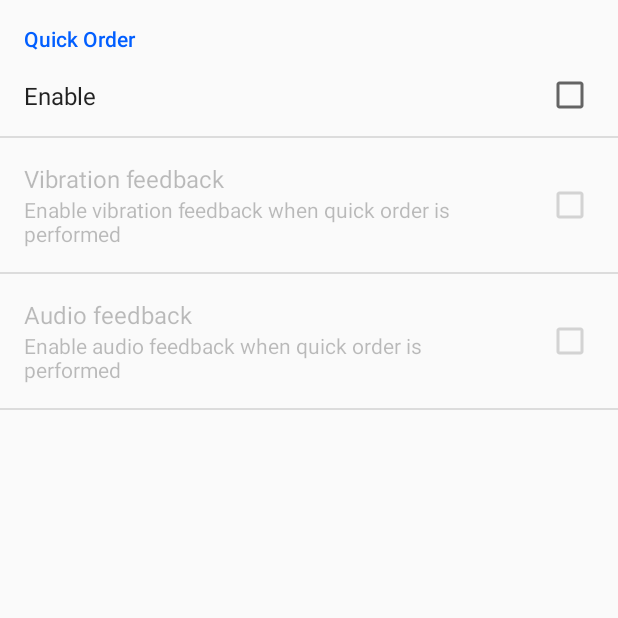
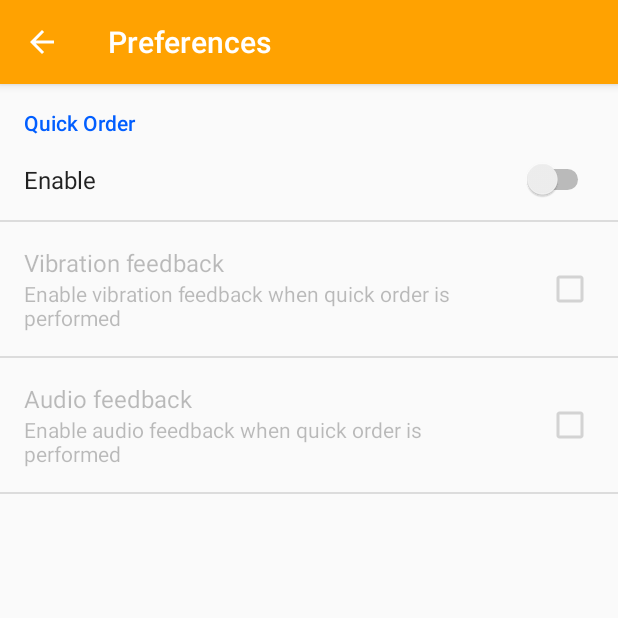
Before and after one commit to mcgo-ihm/android-native, an Android app: the screen it shows after launch (UserSettingsActivity), after a tap on "Preferences", on a phone screen of 412 x 824 dp, the top half of it. Run offline under Robolectric (Android 15) with nearby library versions, the phone set to English and light mode, and no system bars.

Commit message:
Preferences are now persistent; The shake is functional; The vibration feedback is functional;

```diff
--- /dev/null
+++ b/McGo/app/src/main/java/fr/polytech/si5/mcgo/QuickOrderActivity.java
@@ -0,0 +1,90 @@
+package fr.polytech.si5.mcgo;
+
+import android.content.Context;
+import android.content.SharedPreferences;
+import android.hardware.Sensor;
+import android.hardware.SensorManager;
+import android.os.Build;
+import android.os.Bundle;
+import android.os.Vibrator;
+import android.support.design.widget.Snackbar;
+import android.support.v7.app.AppCompatActivity;
+import android.view.ViewGroup;
+
+import fr.polytech.si5.mcgo.data.Sensors;
+import fr.polytech.si5.mcgo.data.UserSettings;
+import fr.polytech.si5.mcgo.sensors.ShakeDetector;
+
+public abstract class QuickOrderActivity extends AppCompatActivity {
+
+    private SharedPreferences prefs;
+    private SensorManager mSensorManager;
+    private Sensor mAccelerometer;
+    private ShakeDetector mShakeDetector;
+    private Vibrator mVibrator;
+
+    @Override
+    protected void onCreate(Bundle savedInstanceState) {
+        super.onCreate(savedInstanceState);
+        prefs = getSharedPreferences(UserSettings.USER_PREFERENCES, MODE_MULTI_PROCESS);
+
+        // Set up the shake sensor.
+        mSensorManager = (SensorManager) getSystemService(Context.SENSOR_SERVICE);
+        mAccelerometer = mSensorManager.getDefaultSensor(Sensor.TYPE_ACCELEROMETER);
+        mShakeDetector = new ShakeDetector();
+        mShakeDetector.setOnShakeListener(new ShakeDetector.OnShakeListener() {
+            @Override
+            public void onShake(int count) {
+                if (prefs.getBoolean(UserSettings.QUICK_ORDER_ENABLE, false)) {
+                    handleShakeEvent(count);
+                }
+            }
+        });
+
+        // Set up the vibrator
+        mVibrator = (Vibrator) getSystemService(Context.VIBRATOR_SERVICE);
+
+
+    }
+
+    @Override
+    public void onResume() {
+        super.onResume();
+        mSensorManager.registerListener(mShakeDetector, mAccelerometer, SensorManager.SENSOR_DELAY_UI);
+    }
+
+    @Override
+    public void onPause() {
+        // Add the following line to unregister the Sensor Manager onPause
+        mSensorManager.unregisterListener(mShakeDetector);
+        super.onPause();
+    }
+
+    // Sensors.
+
+    private void handleShakeEvent(int count) {
+        if (count == 5) {
+            if (prefs.getBoolean(UserSettings.QUICK_ORDER_VIBRATION_FEEDBACK, false)) {
+                vibrate();
+            }
+            if (prefs.getBoolean(UserSettings.QUICK_ORDER_AUDIO_FEEDBACK, false)) {
+                playAudioFeedback();
+            }
+
+            Snackbar.make(((ViewGroup) this.findViewById(android.R.id.content)).getChildAt(0),
+                    "Quick Order Feedback", Snackbar.LENGTH_LONG).show();
+        }
+    }
+
+    private void vibrate() {
+        if (Build.VERSION.SDK_INT >= Build.VERSION_CODES.O) {
+            mVibrator.vibrate(Sensors.Vibrator.QUICK_ORDER_VIBRATION_EFFECT);
+        } else {
+            mVibrator.vibrate(1000);
+        }
+    }
+
+    private void playAudioFeedback() {
+
+    }
+}
--- a/McGo/app/src/main/java/fr/polytech/si5/mcgo/data/UserSettings.java
+++ b/McGo/app/src/main/java/fr/polytech/si5/mcgo/data/UserSettings.java
@@ -1,15 +1,10 @@
 package fr.polytech.si5.mcgo.data;
 
-public final class UserSettings {
+public interface UserSettings {
 
-    public static boolean mQuickOrderEnable = false;
-    public static boolean mQuickOrderVibrationFeedback = false;
-    public static boolean mQuickOrderAudioFeedback = false;
+    String USER_PREFERENCES = "Preferences";
+    String QUICK_ORDER_ENABLE = "quickOrderEnable";
+    String QUICK_ORDER_VIBRATION_FEEDBACK = "quickOrderVibrationFeedback";
+    String QUICK_ORDER_AUDIO_FEEDBACK = "quickOrderVibrationFeedback";
 
-    /**
-     * Private constructor.
-     */
-    private UserSettings() {
-
-    }
 }
--- a/McGo/app/src/main/java/fr/polytech/si5/mcgo/items/ItemsActivity.java
+++ b/McGo/app/src/main/java/fr/polytech/si5/mcgo/items/ItemsActivity.java
@@ -1,9 +1,6 @@
 package fr.polytech.si5.mcgo.items;
 
-import android.content.Context;
 import android.content.Intent;
-import android.hardware.Sensor;
-import android.hardware.SensorManager;
 import android.os.Bundle;
 import android.support.design.widget.FloatingActionButton;
 import android.support.design.widget.NavigationView;
@@ -11,25 +8,19 @@ import android.support.design.widget.Snackbar;
 import android.support.v4.view.GravityCompat;
 import android.support.v4.widget.DrawerLayout;
 import android.support.v7.app.ActionBar;
-import android.support.v7.app.AppCompatActivity;
 import android.support.v7.widget.Toolbar;
 import android.view.MenuItem;
-import android.view.ViewGroup;
 
+import fr.polytech.si5.mcgo.QuickOrderActivity;
 import fr.polytech.si5.mcgo.R;
 import fr.polytech.si5.mcgo.Utils.ActivityUtils;
-import fr.polytech.si5.mcgo.data.UserSettings;
 import fr.polytech.si5.mcgo.data.local.ItemsDataSource;
 import fr.polytech.si5.mcgo.favorite.FavoriteActivity;
-import fr.polytech.si5.mcgo.sensors.ShakeDetector;
 
-public class ItemsActivity extends AppCompatActivity {
+public class ItemsActivity extends QuickOrderActivity {
 
     private DrawerLayout mDrawerLayout;
     private ItemsPresenter mItemsPresenter;
-    private SensorManager mSensorManager;
-    private Sensor mAccelerometer;
-    private ShakeDetector mShakeDetector;
 
     @Override
     protected void onCreate(Bundle savedInstanceState) {
@@ -53,12 +44,12 @@ public class ItemsActivity extends AppCompatActivity {
         }
 
         // Set up items fragment.
-        ItemsFragment itemsFragment = (ItemsFragment) getSupportFragmentManager().findFragmentById(R.id.contentFrame);
+        ItemsFragment itemsFragment = (ItemsFragment) getSupportFragmentManager().findFragmentById(R.id.content_frame);
 
         if (itemsFragment == null) {
             // Create the fragment.
             itemsFragment = itemsFragment.newInstance();
-            ActivityUtils.addFragmentToActivity(getSupportFragmentManager(), itemsFragment, R.id.contentFrame);
+            ActivityUtils.addFragmentToActivity(getSupportFragmentManager(), itemsFragment, R.id.content_frame);
         }
 
         // Create the presenter.
@@ -68,19 +59,6 @@ public class ItemsActivity extends AppCompatActivity {
         fab.setOnClickListener(view -> Snackbar.make(view, "Replace with your own action",
                 Snackbar.LENGTH_LONG).setAction("Action", null).show());
         fab.hide();
-
-        // Set up the shake sensor.
-        mSensorManager = (SensorManager) getSystemService(Context.SENSOR_SERVICE);
-        mAccelerometer = mSensorManager.getDefaultSensor(Sensor.TYPE_ACCELEROMETER);
-        mShakeDetector = new ShakeDetector();
-        mShakeDetector.setOnShakeListener(new ShakeDetector.OnShakeListener() {
-            @Override
-            public void onShake(int count) {
-                if (UserSettings.mQuickOrderEnable) {
-                    handleShakeEvent(count);
-                }
-            }
-        });
     }
 
     @Override
@@ -125,16 +103,4 @@ public class ItemsActivity extends AppCompatActivity {
                     return true;
                 });
     }
-
-    // Sensor Event.
-
-    private void handleShakeEvent(int count) {
-        if (count == 3) {
-            // Order.
-        }
-        Snackbar.make(((ViewGroup) this.findViewById(android.R.id.content)).getChildAt(0),
-                "Quick Order Feedback", Snackbar.LENGTH_LONG).show();
-
-    }
-
 }
--- a/McGo/app/src/main/java/fr/polytech/si5/mcgo/sensors/ShakeDetector.java
+++ b/McGo/app/src/main/java/fr/polytech/si5/mcgo/sensors/ShakeDetector.java
@@ -12,8 +12,8 @@ public class ShakeDetector implements SensorEventListener {
 
     // This has to be > to 1G (Earth gravity unit) to register a shake as such.
     private static final float SHAKE_THRESHOLD_GRAVITY = 2.7F;
-    private static final int SHAKE_SLOP_TIME_MS = 500;
-    private static final int SHAKE_COUNT_RESET_TIME_MS = 3000;
+    private static final int SHAKE_SLOP_TIME_MS = 100;
+    private static final int SHAKE_COUNT_RESET_TIME_MS = 500;
 
     private OnShakeListener mListener;
     private long mShakeTimestamp;
--- a/McGo/app/src/main/java/fr/polytech/si5/mcgo/settings/UserSettingsActivity.java
+++ b/McGo/app/src/main/java/fr/polytech/si5/mcgo/settings/UserSettingsActivity.java
@@ -1,49 +1,41 @@
 package fr.polytech.si5.mcgo.settings;
 
-import android.content.SharedPreferences;
 import android.os.Bundle;
-import android.preference.Preference;
-import android.preference.PreferenceActivity;
-
-import java.util.prefs.PreferenceChangeEvent;
-import java.util.prefs.PreferenceChangeListener;
+import android.support.v7.app.ActionBar;
+import android.support.v7.app.AppCompatActivity;
+import android.support.v7.widget.Toolbar;
+import android.view.View;
 
 import fr.polytech.si5.mcgo.R;
-import fr.polytech.si5.mcgo.data.UserSettings;
 
-public class UserSettingsActivity extends PreferenceActivity implements PreferenceChangeListener {
+public class UserSettingsActivity extends AppCompatActivity {
 
     public static final int REQUEST_PREFERENCE_SETTINGS = 1;
 
-    private SharedPreferences.OnSharedPreferenceChangeListener sharedPreferenceChangeListener;
+    private View toolbarView;
+    private Toolbar toolbar;
 
     @Override
     public void onCreate(Bundle savedInstanceState) {
         super.onCreate(savedInstanceState);
+        setContentView(R.layout.preference_activity);
 
-        addPreferencesFromResource(R.xml.user_settings_preferences);
+        toolbarView = (View) findViewById(R.id.preferences_toolbar);
+        toolbar = (Toolbar) toolbarView.findViewById(R.id.toolbar);
+        initUI();
+        getFragmentManager().beginTransaction().replace(R.id.content_frame, new UserSettingsFragment()).commit();
     }
 
-    private void test() {
-        System.out.println("hello");
+    void initUI() {
+        setSupportActionBar(toolbar);
+        toolbar.setNavigationOnClickListener(v -> onBackPressed());
+        ActionBar ab = getSupportActionBar();
+        ab.setDisplayHomeAsUpEnabled(true);
+        ab.setHomeButtonEnabled(true);
     }
 
     @Override
-    public void preferenceChange(PreferenceChangeEvent evt) {
-        String key = evt.getKey();
-        Preference pref = findPreference(key);
-
-        switch (key) {
-            case "main":
-                test();
-                UserSettings.mQuickOrderEnable = pref.isEnabled();
-                break;
-            case "firstDependent":
-                UserSettings.mQuickOrderVibrationFeedback = pref.isEnabled();
-                break;
-            case "secondDependent":
-                UserSettings.mQuickOrderAudioFeedback = pref.isEnabled();
-                break;
-        }
+    public void onBackPressed() {
+        super.onBackPressed();
     }
 }
--- /dev/null
+++ b/McGo/app/src/main/java/fr/polytech/si5/mcgo/settings/UserSettingsFragment.java
@@ -0,0 +1,87 @@
+package fr.polytech.si5.mcgo.settings;
+
+import android.app.Activity;
+import android.content.Context;
+import android.content.SharedPreferences;
+import android.os.Bundle;
+import android.preference.CheckBoxPreference;
+import android.preference.PreferenceFragment;
+import android.preference.SwitchPreference;
+import android.support.v7.widget.Toolbar;
+import android.view.MenuItem;
+
+import fr.polytech.si5.mcgo.R;
+import fr.polytech.si5.mcgo.data.UserSettings;
+
+public class UserSettingsFragment extends PreferenceFragment {
+
+    private SharedPreferences prefs;
+    private Activity activity;
+
+    @Override
+    public void onCreate(Bundle savedInstanceState) {
+        super.onCreate(savedInstanceState);
+        int xmlId = R.xml.user_settings_preferences;
+        addPreferencesFromResource(xmlId);
+    }
+
+    @Override
+    public void onAttach(Activity activity) {
+        super.onAttach(activity);
+        this.activity = activity;
+        prefs = activity.getSharedPreferences(UserSettings.USER_PREFERENCES, Context.MODE_MULTI_PROCESS);
+        setTitle();
+    }
+
+    private void setTitle() {
+        String title = getString(R.string.preferences_activity_label);
+        Toolbar toolbar = ((Toolbar) getActivity().findViewById(R.id.toolbar));
+
+        if (toolbar != null) {
+            toolbar.setTitle(title);
+        }
+    }
+
+    @Override
+    public boolean onOptionsItemSelected(MenuItem item) {
+        switch (item.getItemId()) {
+            case android.R.id.home:
+                getActivity().onBackPressed();
+                break;
+        }
+        return super.onOptionsItemSelected(item);
+    }
+
+    @Override
+    public void onResume() {
+        super.onResume();
+
+        // Quick Order enable
+        final SwitchPreference quickOrderSwitchPreference = (SwitchPreference) findPreference("main");
+
+        if (quickOrderSwitchPreference != null) {
+            quickOrderSwitchPreference.setOnPreferenceChangeListener((preference, newValue) -> {
+                prefs.edit().putBoolean(UserSettings.QUICK_ORDER_ENABLE, (Boolean) newValue).apply();
+                return true;
+            });
+        }
+
+        // Vibration feedback preference
+        final CheckBoxPreference vibrationCheckBoxPreference = (CheckBoxPreference) findPreference("firstDependent");
+        if (vibrationCheckBoxPreference != null) {
+            vibrationCheckBoxPreference.setOnPreferenceChangeListener((preference, newValue) -> {
+                prefs.edit().putBoolean(UserSettings.QUICK_ORDER_VIBRATION_FEEDBACK, (Boolean) newValue).apply();
+                return true;
+            });
+        }
+
+        // Audio feedback preference
+        final CheckBoxPreference audioCheckBoxPreference = (CheckBoxPreference) findPreference("secondDependant");
+        if (audioCheckBoxPreference != null) {
+            audioCheckBoxPreference.setOnPreferenceChangeListener((preference, newValue) -> {
+                prefs.edit().putBoolean(UserSettings.QUICK_ORDER_AUDIO_FEEDBACK, (Boolean) newValue).apply();
+                return true;
+            });
+        }
+    }
+}
--- /dev/null
+++ b/McGo/app/src/main/res/layout-v21/crouton_handle.xml
@@ -0,0 +1,7 @@
+<?xml version="1.0" encoding="utf-8"?>
+<FrameLayout xmlns:android="http://schemas.android.com/apk/res/android"
+    android:id="@+id/crouton_handle"
+    android:layout_width="match_parent"
+    android:layout_height="?attr/actionBarSize"
+    android:background="@null"
+    android:elevation="@dimen/app_bar_default_elevation" />
--- a/McGo/app/src/main/res/layout-v21/items_activity.xml
+++ b/McGo/app/src/main/res/layout-v21/items_activity.xml
@@ -33,7 +33,7 @@
             android:layout_height="match_parent">
 
             <FrameLayout
-                android:id="@+id/contentFrame"
+                android:id="@+id/content_frame"
                 android:layout_width="match_parent"
                 android:layout_height="match_parent" />
 
@@ -44,7 +44,7 @@
                 android:layout_margin="@dimen/fab_margin"
                 android:src="@drawable/ic_add"
                 app:fabSize="normal"
-                app:layout_anchor="@id/contentFrame"
+                app:layout_anchor="@id/content_frame"
                 app:layout_anchorGravity="bottom|right|end" />
         </android.support.design.widget.CoordinatorLayout>
 
--- /dev/null
+++ b/McGo/app/src/main/res/layout/crouton_handle.xml
@@ -0,0 +1,8 @@
+<?xml version="1.0" encoding="utf-8"?>
+<FrameLayout xmlns:android="http://schemas.android.com/apk/res/android"
+    xmlns:app="http://schemas.android.com/apk/res-auto"
+    android:id="@+id/crouton_handle"
+    android:layout_width="match_parent"
+    android:layout_height="?attr/actionBarSize"
+    android:background="@null"
+    app:elevation="@dimen/app_bar_default_elevation" />
--- /dev/null
+++ b/McGo/app/src/main/res/layout/preference_activity.xml
@@ -0,0 +1,23 @@
+<?xml version="1.0" encoding="utf-8"?>
+<RelativeLayout xmlns:android="http://schemas.android.com/apk/res/android"
+    android:layout_width="match_parent"
+    android:layout_height="match_parent"
+    android:clipToPadding="true"
+    android:fitsSystemWindows="false"
+    android:orientation="vertical">
+
+    <include
+        android:id="@+id/preferences_toolbar"
+        layout="@layout/toolbar" />
+
+    <FrameLayout
+        android:id="@+id/content_frame"
+        android:layout_width="match_parent"
+        android:layout_height="match_parent"
+        android:layout_below="@+id/preferences_toolbar" />
+
+    <include
+        android:id="@+id/crouton_handle"
+        layout="@layout/crouton_handle" />
+
+</RelativeLayout>
--- /dev/null
+++ b/McGo/app/src/main/res/layout/toolbar.xml
@@ -0,0 +1,16 @@
+<?xml version="1.0" encoding="utf-8"?>
+<android.support.design.widget.AppBarLayout xmlns:android="http://schemas.android.com/apk/res/android"
+    xmlns:app="http://schemas.android.com/apk/res-auto"
+    android:layout_width="match_parent"
+    android:layout_height="wrap_content">
+
+    <android.support.v7.widget.Toolbar
+        android:id="@+id/toolbar"
+        android:layout_width="match_parent"
+        android:layout_height="wrap_content"
+        android:background="@color/colorPrimary"
+        android:minHeight="?android:attr/actionBarSize"
+        android:theme="@style/Toolbar"
+        app:popupTheme="@style/ThemeOverlay.AppCompat.Light" />
+
+</android.support.design.widget.AppBarLayout>
--- a/McGo/app/src/main/res/values/colors.xml
+++ b/McGo/app/src/main/res/values/colors.xml
@@ -6,7 +6,7 @@
     <color name="colorPrimaryDark">#FF7100</color>
     <color name="colorAccent">#015EFF</color>
 
+    <color name="touchFeedback">#d8e1e6</color>
     <drawable name="quickOrderSelectedBackground">#CCCCCC</drawable>
-    <drawable name="touchFeedback">#CFD8DC</drawable>
 
 </resources>
--- a/McGo/app/src/main/res/values/dimens.xml
+++ b/McGo/app/src/main/res/values/dimens.xml
@@ -9,6 +9,7 @@
 
     <!-- List item -->
     <dimen name="list_item_padding">8dp</dimen>
+    <dimen name="list_item_large_margin">16dp</dimen>
 
     <!-- McGo Button -->
     <dimen name="fab_margin">16dp</dimen>
--- a/McGo/app/src/main/res/xml/user_settings_preferences.xml
+++ b/McGo/app/src/main/res/xml/user_settings_preferences.xml
@@ -8,7 +8,7 @@
         android:key="quick_order_preferences"
         android:summary="@string/preferences_quick_order_summary"
         android:title="@string/preferences_quick_order_title">
-        <CheckBoxPreference
+        <SwitchPreference
             android:defaultValue="false"
             android:key="main"
             android:summary=""
```
Also changed, not shown: McGo/app/src/main/AndroidManifest.xml (+19 -2 lines), McGo/app/src/main/java/fr/polytech/si5/mcgo/data/Sensors.java (added, +17 -0 lines), McGo/app/src/main/res/drawable-v24/touch_feedback.xml (+4 -3 lines), McGo/app/src/main/res/layout/items_activity.xml (+5 -15 lines), McGo/app/src/main/res/layout/items_frag.xml (+6 -1 lines), McGo/app/src/main/res/layout/nav_header.xml (line endings or trailing spaces).
